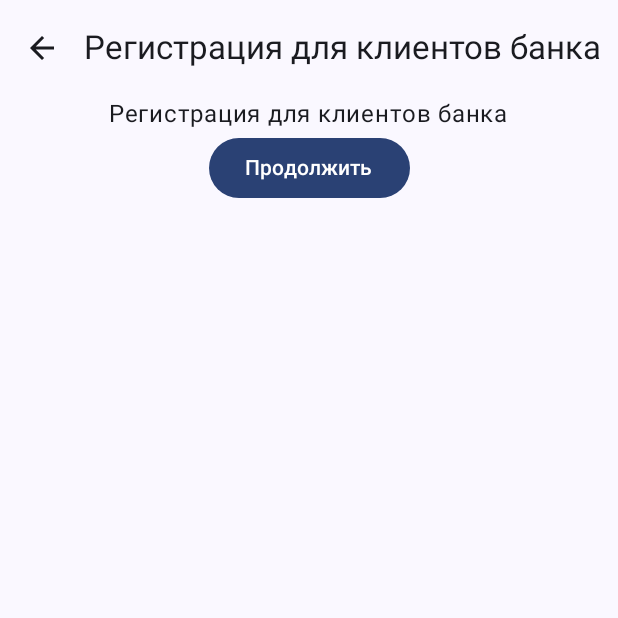
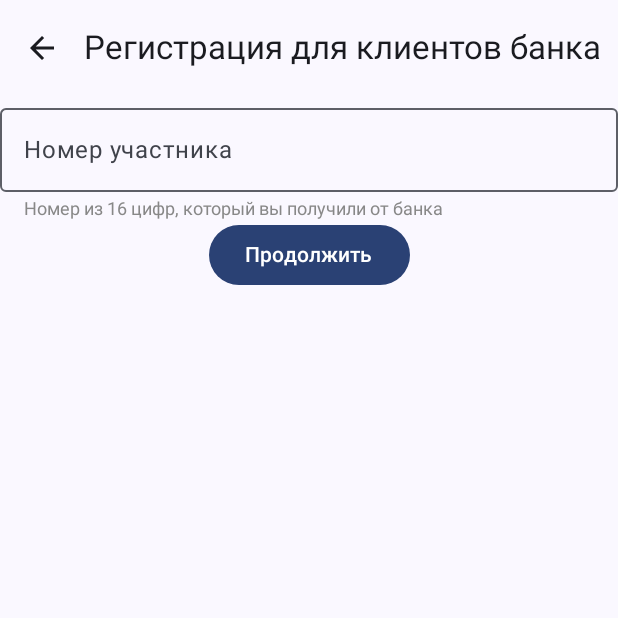
Before and after one commit to HSact/UserFormPurchasesApp, an Android app built with Jetpack Compose: the RegistrationScreen screen opened through its navigation route, on a phone screen of 412 x 824 dp, the top half of it. Run offline under Robolectric (Android 15) with nearby library versions, the phone set to English and light mode, and no system bars; our stand-ins replace Dagger/Hilt's generated code.

Commit message:
feat: Implement initial RegistrationScreen UI
This commit introduces the basic UI structure for the `RegistrationScreen`.

Key changes:
- Added an `InputSection` composable with an `OutlinedTextField` for user input and helper text.
- Integrated `InputSection` into `RegistrationScreen` to capture the participant number.
- `RegistrationScreen` now observes `uiState` from `RegistrationViewModel` to update the input field.
- Added new string resources for "Participant Number" and its helper text.
- The "Continue" button remains, currently triggering the `onFinish` callback.

```diff
--- a/app/src/main/java/com/hsact/userformpurchasesapp/ui/screens/registration/RegistrationScreen.kt
+++ b/app/src/main/java/com/hsact/userformpurchasesapp/ui/screens/registration/RegistrationScreen.kt
@@ -1,25 +1,67 @@
 package com.hsact.userformpurchasesapp.ui.screens.registration
 
 import androidx.compose.foundation.layout.Column
+import androidx.compose.foundation.layout.Spacer
 import androidx.compose.foundation.layout.fillMaxSize
+import androidx.compose.foundation.layout.fillMaxWidth
+import androidx.compose.foundation.layout.height
+import androidx.compose.foundation.layout.padding
 import androidx.compose.material3.Button
+import androidx.compose.material3.OutlinedTextField
 import androidx.compose.material3.Text
 import androidx.compose.runtime.Composable
+import androidx.compose.runtime.collectAsState
+import androidx.compose.runtime.getValue
 import androidx.compose.ui.Alignment
 import androidx.compose.ui.Modifier
+import androidx.compose.ui.graphics.Color
 import androidx.compose.ui.res.stringResource
+import androidx.compose.ui.text.TextStyle
+import androidx.compose.ui.unit.dp
+import androidx.compose.ui.unit.sp
 import androidx.hilt.navigation.compose.hiltViewModel
 import com.hsact.userformpurchasesapp.R
 
 @Composable
-fun RegistrationScreen (
+fun RegistrationScreen(
     onFinish: () -> Unit,
     viewModel: RegistrationViewModel = hiltViewModel<RegistrationViewModel>()
 ) {
+    val uiState by viewModel.uiState.collectAsState()
+
     Column(modifier = Modifier.fillMaxSize(), horizontalAlignment = Alignment.CenterHorizontally) {
-        Text(stringResource(R.string.bank_clients_registration))
+        InputSection(
+            value = uiState.name,
+            onValueChange = { viewModel.onEvent(RegistrationIntent.NameChanged(it)) },
+            label = stringResource(R.string.participant_number),
+            helperText = stringResource(R.string.number_that_you_recived)
+        )
         Button(onClick = onFinish) {
             Text(stringResource(R.string.button_continue))
         }
     }
 }
+
+@Composable
+fun InputSection(
+    value: String,
+    onValueChange: (String) -> Unit,
+    label: String,
+    helperText: String,
+    modifier: Modifier = Modifier
+) {
+    Column(modifier = modifier.fillMaxWidth()) {
+        OutlinedTextField(
+            value = value,
+            onValueChange = onValueChange,
+            label = { Text(text = label) },
+            modifier = Modifier.fillMaxWidth()
+        )
+        Spacer(modifier = Modifier.height(4.dp))
+        Text(
+            text = helperText,
+            style = TextStyle(fontSize = 12.sp, color = Color.Gray),
+            modifier = Modifier.padding(start = 16.dp, end = 16.dp)
+        )
+    }
+}
--- a/app/src/main/res/values/strings.xml
+++ b/app/src/main/res/values/strings.xml
@@ -5,4 +5,6 @@
     <string name="button_continue">Продолжить</string>
     <string name="bank_clients_registration">Регистрация для клиентов банка</string>
     <string name="my_purchases">Мои покупки</string>
+    <string name="participant_number">Номер участника</string>
+    <string name="number_that_you_recived">Номер из 16 цифр, который вы получили от банка</string>
 </resources>
```
